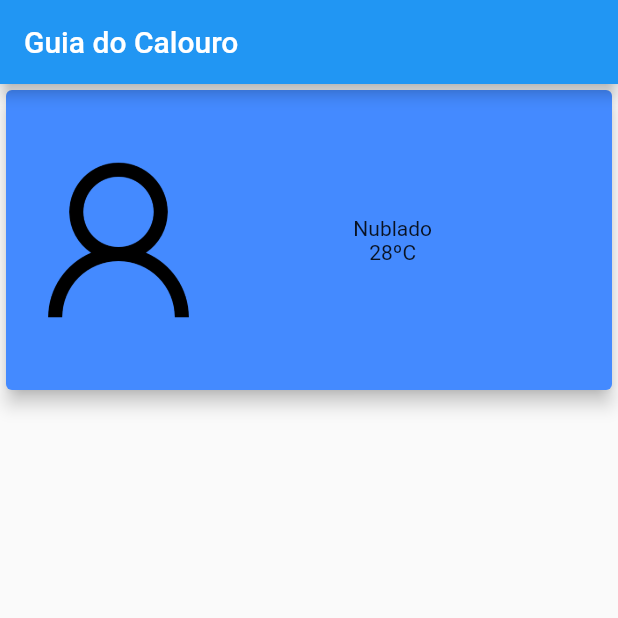
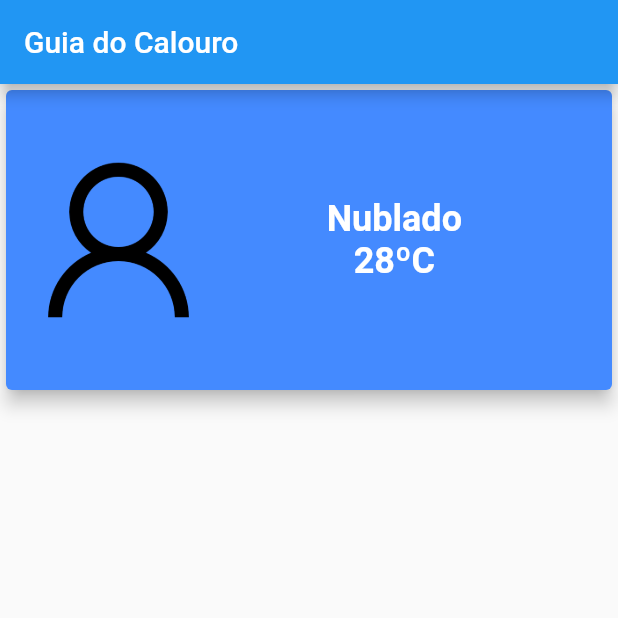
Before and after one commit to rafaelst97/guia_do_calouro, a Flutter app: the screen it shows after launch, on a phone screen of 412 x 824 dp, the top half of it. Run offline on Flutter 3.47's test engine with Material 2 defaults, Android fonts, the phone set to English and light mode, and no system bars; our stand-ins replace brasil_fields.

Commit message:
Criação do widget de tempo

```diff
--- a/lib/screens/home.dart
+++ b/lib/screens/home.dart
@@ -1,4 +1,5 @@
 import 'package:flutter/material.dart';
+import 'package:guia_do_calouro/widgets/home/card_tempo.dart';
 
 class HomePage extends StatelessWidget {
   const HomePage({Key? key}) : super(key: key);
@@ -13,34 +14,7 @@ class HomePage extends StatelessWidget {
         child: Column(
           crossAxisAlignment: CrossAxisAlignment.center,
           children: [
-            Card(
-              elevation: 5,
-              shadowColor: Colors.black,
-              color: Colors.blueAccent,
-              child: SizedBox(
-                width: double.infinity,
-                height: 200,
-                child: Row(
-                  mainAxisAlignment: MainAxisAlignment.spaceBetween,
-                  children: [
-                    Image.asset(
-                      "assets/images/login.png",
-                      height: 150,
-                    ),
-                    Padding(
-                      padding: EdgeInsets.fromLTRB(30, 0, 120, 0),
-                      child: Column(
-                        mainAxisAlignment: MainAxisAlignment.center,
-                        children: [
-                          Text("Nublado"),
-                          Text("28ºC"),
-                        ],
-                      ),
-                    )
-                  ],
-                ),
-              ),
-            ),
+            CardTempo(),
           ],
         ),
       ),
--- /dev/null
+++ b/lib/widgets/home/card_tempo.dart
@@ -0,0 +1,50 @@
+import 'package:flutter/material.dart';
+
+class CardTempo extends StatelessWidget{
+  const CardTempo({Key? key}) : super(key: key);
+
+  @override
+  Widget build(BuildContext context) {
+    return Card(
+      elevation: 5,
+      shadowColor: Colors.black,
+      color: Colors.blueAccent,
+      child: SizedBox(
+        width: double.infinity,
+        height: 200,
+        child: Row(
+          mainAxisAlignment: MainAxisAlignment.spaceBetween,
+          children: [
+            Image.asset(
+              "assets/images/login.png",
+              height: 150,
+            ),
+            Padding(
+              padding: const EdgeInsets.fromLTRB(0, 0, 100, 0),
+              child: Column(
+                mainAxisAlignment: MainAxisAlignment.center,
+                children: const [
+                  Text(
+                    "Nublado",
+                    style: TextStyle(
+                        color: Colors.white,
+                        fontSize: 24,
+                        fontWeight: FontWeight.bold),
+                  ),
+                  Text(
+                    "28ºC",
+                    style: TextStyle(
+                        color: Colors.white,
+                        fontSize: 24,
+                        fontWeight: FontWeight.bold),
+                  ),
+                ],
+              ),
+            )
+          ],
+        ),
+      ),
+    );
+  }
+
+}
```
